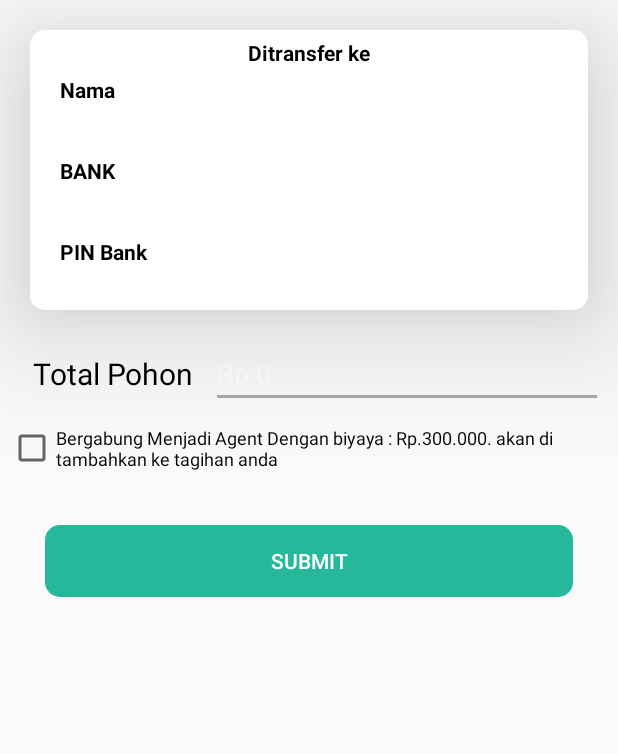
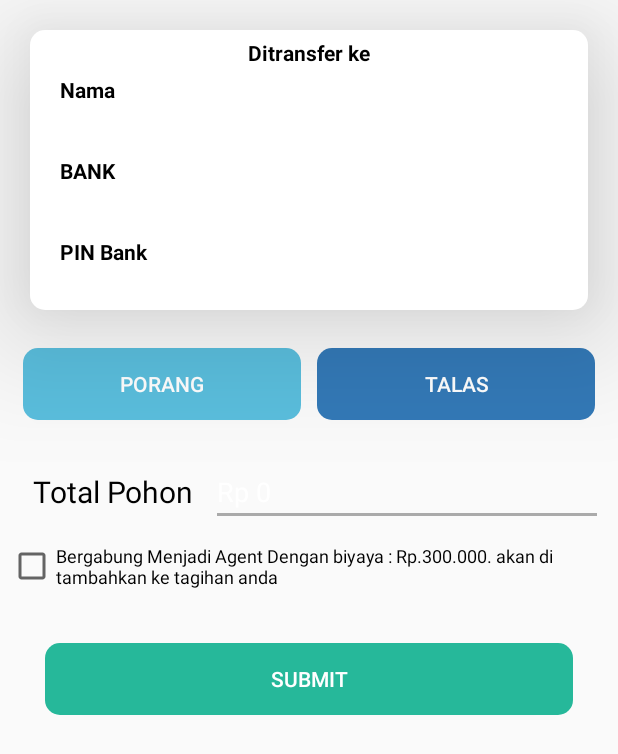
Before and after one commit to menma977/MitraTaniSejahtera, an Android app: the layout activity_order.xml on its own in the app's theme, with its tools: preview values and no code run, on a phone screen of 412 x 824 dp. Shown: the top 754 px of the screen. Run offline under Robolectric (Android 15) with nearby library versions, the phone set to English and light mode, and no system bars.

Commit message:
cok juga

```diff
--- a/app/src/main/res/layout/activity_order.xml
+++ b/app/src/main/res/layout/activity_order.xml
@@ -98,6 +98,34 @@
     </LinearLayout>
 
     <LinearLayout
+        android:layout_margin="10dp"
+        android:orientation="horizontal"
+        android:layout_width="match_parent"
+        android:layout_height="wrap_content">
+
+      <Button
+          android:id="@+id/buttonPorang"
+          android:layout_margin="5dp"
+          android:layout_width="0dp"
+          android:layout_height="wrap_content"
+          android:layout_weight="1"
+          android:background="@drawable/button_info"
+          android:textColor="@color/textSecondary"
+          android:text="@string/porang"/>
+
+      <Button
+          android:id="@+id/buttonTales"
+          android:layout_margin="5dp"
+          android:layout_width="0dp"
+          android:layout_height="wrap_content"
+          android:layout_weight="1"
+          android:background="@drawable/button_primary"
+          android:textColor="@color/textSecondary"
+          android:text="@string/talas"/>
+
+    </LinearLayout>
+
+    <LinearLayout
         android:layout_marginTop="10dp"
         android:layout_marginStart="10dp"
         android:layout_marginEnd="10dp"
@@ -108,13 +136,14 @@
         android:layout_height="wrap_content">
 
       <TextView
+          android:id="@+id/idTypeTextView"
+          android:layout_width="wrap_content"
+          android:layout_height="wrap_content"
+          android:layout_weight="0.5"
+          android:gravity="center"
           android:text="@string/total_stup"
           android:textColor="@color/textPrimary"
-          android:layout_weight="0.5"
-          android:gravity="center"
-          android:textSize="20sp"
-          android:layout_width="wrap_content"
-          android:layout_height="wrap_content"/>
+          android:textSize="20sp"/>
 
       <EditText
           android:layout_weight="1"
--- a/app/src/main/res/values/strings.xml
+++ b/app/src/main/res/values/strings.xml
@@ -62,4 +62,6 @@
   <string name="kirim_bukti_transfer">Kirim Bukti Transfer</string>
   <string name="ambil_gambar_dengan_menekan_logo">Ambil Gambar dengan menekan logo</string>
   <string name="share">Share</string>
+  <string name="porang">Porang</string>
+  <string name="talas">Talas</string>
 </resources>
```
Also changed, not shown: app/src/main/java/com/mitratanisejahtera/view/OrderActivity.kt (+25 -1 lines), 1 other file.
